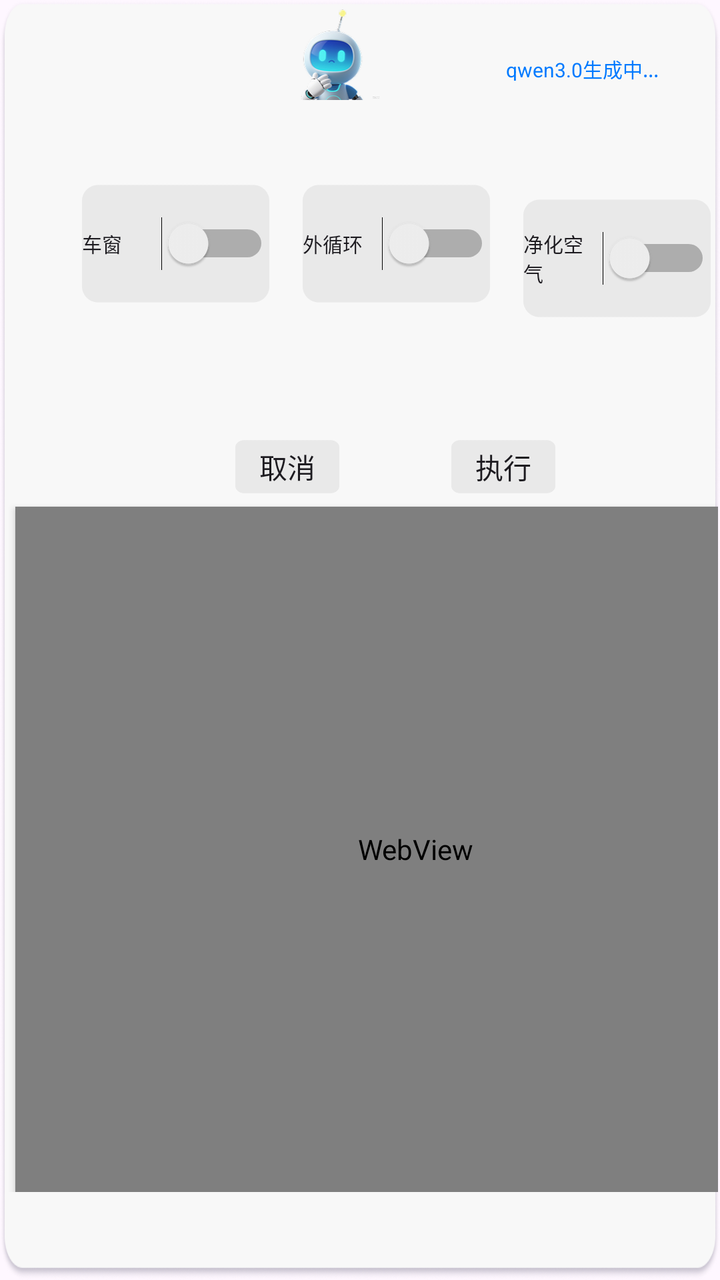
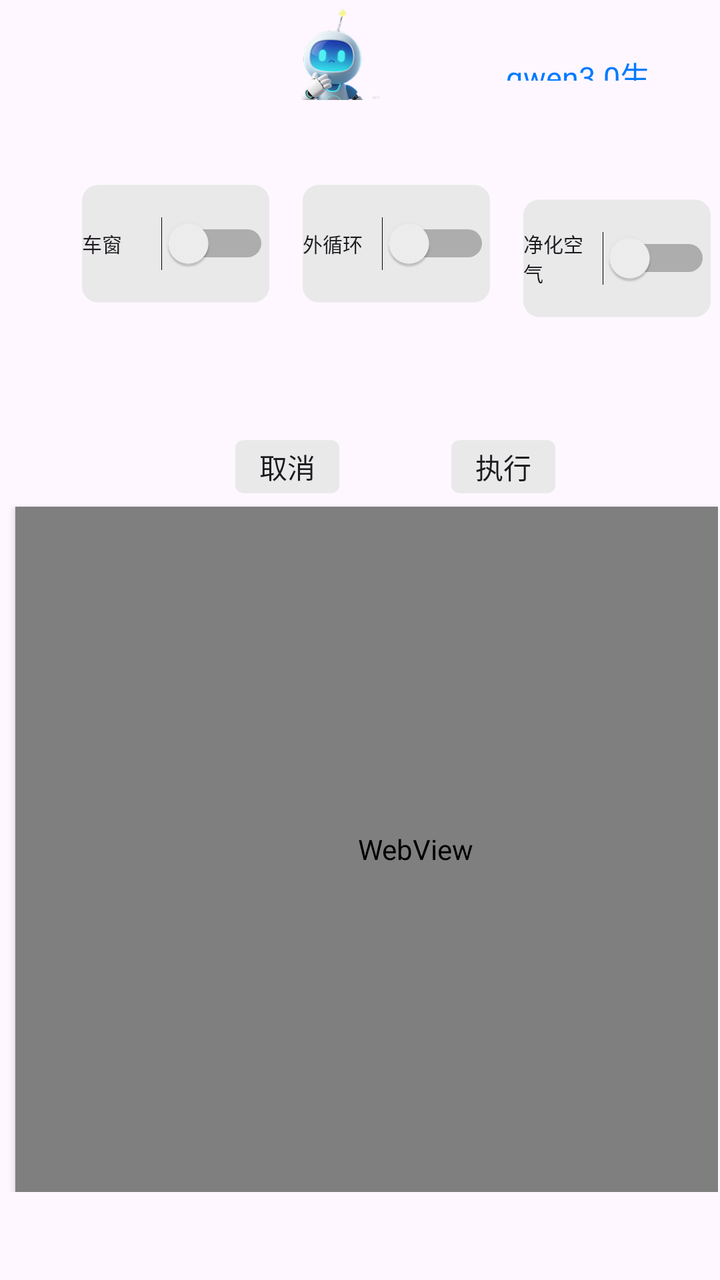

Two renders of the same Android screen: before a commit and after it. Below are the layout's source before the change and the commit's diff.
<!-- AndroidManifest.xml: application theme Theme.AIAgent -->
<!-- res/layout/aiagent_window_layout.xml -->
<?xml version="1.0" encoding="utf-8"?>
<FrameLayout xmlns:android="http://schemas.android.com/apk/res/android"
    android:layout_width="1244px"
    android:layout_height="1252px"
    android:background="@drawable/aiagentwindowbg"
    android:padding="1dp">
    <LinearLayout
        android:layout_width="wrap_content"
        android:layout_height="wrap_content"

        android:id="@+id/aiagentlinearLayout"

        android:orientation="vertical">
        <LinearLayout
            android:layout_width="wrap_content"
            android:layout_height="wrap_content"

            android:id="@+id/tipslayout"
            android:layout_marginLeft="422px"
            android:orientation="horizontal">
            <ImageView
                android:id="@+id/roboticon"
                android:layout_width="147px"
                android:layout_height="147px"

                android:scaleType="fitXY"
                android:src="@drawable/robot"
                android:visibility="visible" />
            <LinearLayout
                android:layout_width="wrap_content"
                android:layout_height="wrap_content"
                android:layout_marginLeft="187px"
                android:layout_marginTop="15px"
                android:id="@+id/inputtextslayout"

                android:orientation="vertical">
                <TextView
                    android:id="@+id/inputtext"
                    android:layout_width="323px"
                    android:layout_height="63px"
                    android:textColor="#FF000000"
                    android:textSize="15sp"/>
                <TextView
                    android:id="@+id/proceduer"
                    android:layout_width="235px"
                    android:layout_height="40px"
                    android:textColor="#FF007AFF"
                    android:text="qwen3.0生成中..."
                    android:textSize="10sp"/>
            </LinearLayout>
        </LinearLayout>
        <LinearLayout
            android:layout_width="wrap_content"
            android:layout_height="wrap_content"

            android:id="@+id/btnslayout"

            android:orientation="vertical">
            <LinearLayout
                android:layout_width="1000px"
                android:layout_height="240px"
                android:layout_marginLeft="120px"
                android:layout_marginTop="96px"
                android:id="@+id/radiolayout"

                android:orientation="horizontal">
                <android.widget.Switch
                    android:id="@+id/btnwindow"
                    android:layout_width="281px"
                    android:layout_height="177px"
                    android:layout_marginTop="31px"

                    android:scaleType="fitXY"
                    android:background="@drawable/radiobtnbg"
                    android:textSize="10sp"

                    android:text="车窗"/>
                <android.widget.Switch
                    android:id="@+id/btnoutdoor"
                    android:layout_width="281px"
                    android:layout_height="177px"
                    android:layout_marginTop="31px"
                    android:layout_marginLeft="50px"

                    android:scaleType="fitXY"
                    android:background="@drawable/radiobtnbg"
                    android:textSize="10sp"

                    android:text="外循环"/>
                <android.widget.Switch
                    android:id="@+id/btncleanair"
                    android:layout_width="281px"
                    android:layout_height="177px"
                    android:layout_marginTop="31px"
                    android:layout_marginLeft="50px"

                    android:scaleType="fitXY"
                    android:background="@drawable/radiobtnbg"
                    android:textSize="10sp"
                    android:text="净化空气"/>


            </LinearLayout>
            <LinearLayout
                android:layout_width="wrap_content"
                android:layout_height="wrap_content"

                android:id="@+id/nmbtnslayout"

                android:orientation="horizontal">
                <android.widget.Button
                    android:id="@+id/btncancel"
                    android:layout_width="156px"
                    android:layout_height="80px"
                    android:layout_marginTop="174px"
                    android:layout_marginLeft="350px"

                    android:scaleType="fitXY"
                    android:background="@drawable/button_selector"
                    android:text="取消"/>
                <android.widget.Button
                    android:id="@+id/btnexecute"
                    android:layout_width="156px"
                    android:layout_height="80px"
                    android:layout_marginTop="174px"
                    android:layout_marginLeft="168px"

                    android:scaleType="fitXY"
                    android:background="@drawable/button_selector"
                    android:text="执行"/>

            </LinearLayout>
        </LinearLayout>
        <WebView
            android:id="@+id/responseWebView"
            android:layout_width="1200px"
            android:layout_height="1028px"
            android:layout_marginLeft="20px"
            android:layout_marginTop="20px"
            android:elevation="2dp" />
    </LinearLayout>
</FrameLayout>
<!-- resources referenced by this layout -->
<resources>
  <!-- drawable aiagentwindowbg: png bitmap (drawable, 59375 bytes) -->
  <!-- drawable button_selector (drawable) -->
  <selector xmlns:android="http://schemas.android.com/apk/res/android">
      <item android:drawable="@drawable/btnpress" android:state_pressed="true" />
      <item android:drawable="@drawable/radiobtnbg" android:state_focused="true" />
      <item android:drawable="@drawable/radiobtnbg" />
  </selector>
  <!-- drawable radiobtnbg: png bitmap (drawable, 1460 bytes) -->
  <!-- drawable robot: png bitmap (drawable, 20945 bytes) -->
  <style name="Theme.AIAgent" parent="Base.Theme.AIAgent" />
  <!-- drawable btnpress: png bitmap (drawable, 1052 bytes) -->
  <style name="Base.Theme.AIAgent" parent="Theme.Material3.DayNight.NoActionBar">
          
          
      </style>
</resources>

<!-- the commit's change to res/layout/aiagent_window_layout.xml (unified diff, before → after) -->
@@ -2,8 +2,10 @@
 <FrameLayout xmlns:android="http://schemas.android.com/apk/res/android"
     android:layout_width="1244px"
     android:layout_height="1252px"
-    android:background="@drawable/aiagentwindowbg"
+    android:id="@+id/myFrameLayout"
     android:padding="1dp">
+    
+
     <LinearLayout
         android:layout_width="wrap_content"
         android:layout_height="wrap_content"
@@ -39,14 +41,14 @@
                     android:layout_width="323px"
                     android:layout_height="63px"
                     android:textColor="#FF000000"
-                    android:textSize="15sp"/>
+                    android:textSize="20sp"/>
                 <TextView
                     android:id="@+id/proceduer"
                     android:layout_width="235px"
                     android:layout_height="40px"
                     android:textColor="#FF007AFF"
                     android:text="qwen3.0生成中..."
-                    android:textSize="10sp"/>
+                    android:textSize="15sp"/>
             </LinearLayout>
         </LinearLayout>
         <LinearLayout
@@ -139,4 +141,5 @@
             android:layout_marginTop="20px"
             android:elevation="2dp" />
     </LinearLayout>
+
 </FrameLayout>
<!-- resource entries referenced after the edit -->
@@ -1,6 +1,5 @@
 <!-- resources referenced by this layout -->
 <resources>
-  <!-- drawable aiagentwindowbg: png bitmap (drawable, 59375 bytes) -->
   <!-- drawable button_selector (drawable) -->
   <selector xmlns:android="http://schemas.android.com/apk/res/android">
       <item android:drawable="@drawable/btnpress" android:state_pressed="true" />
